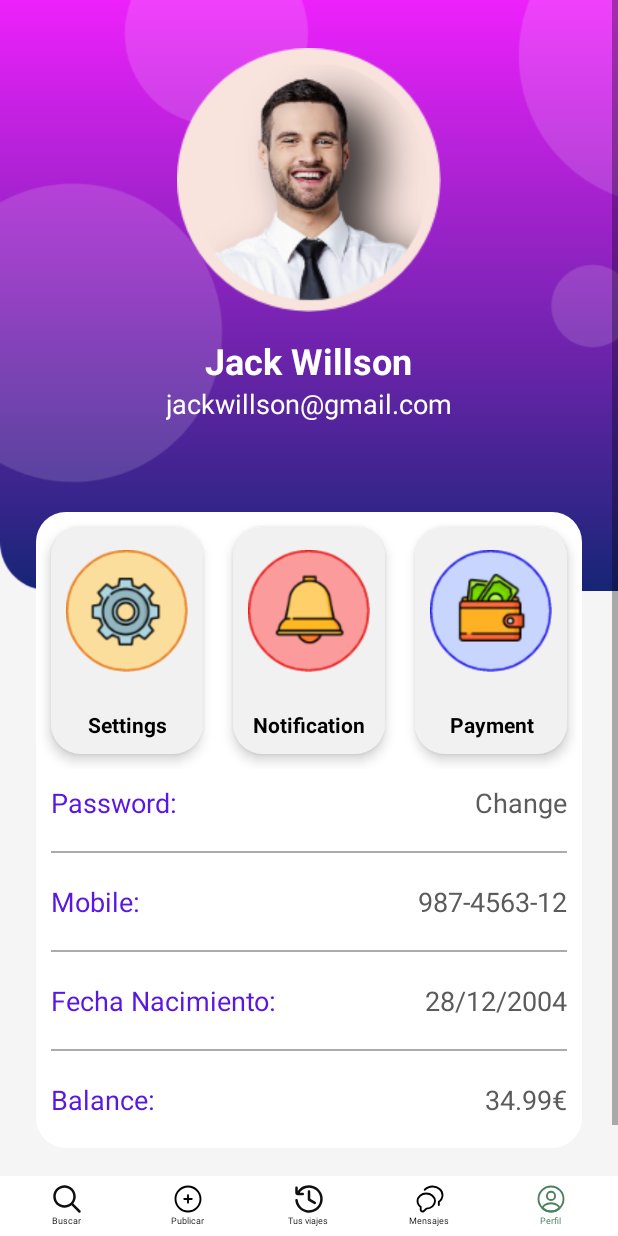
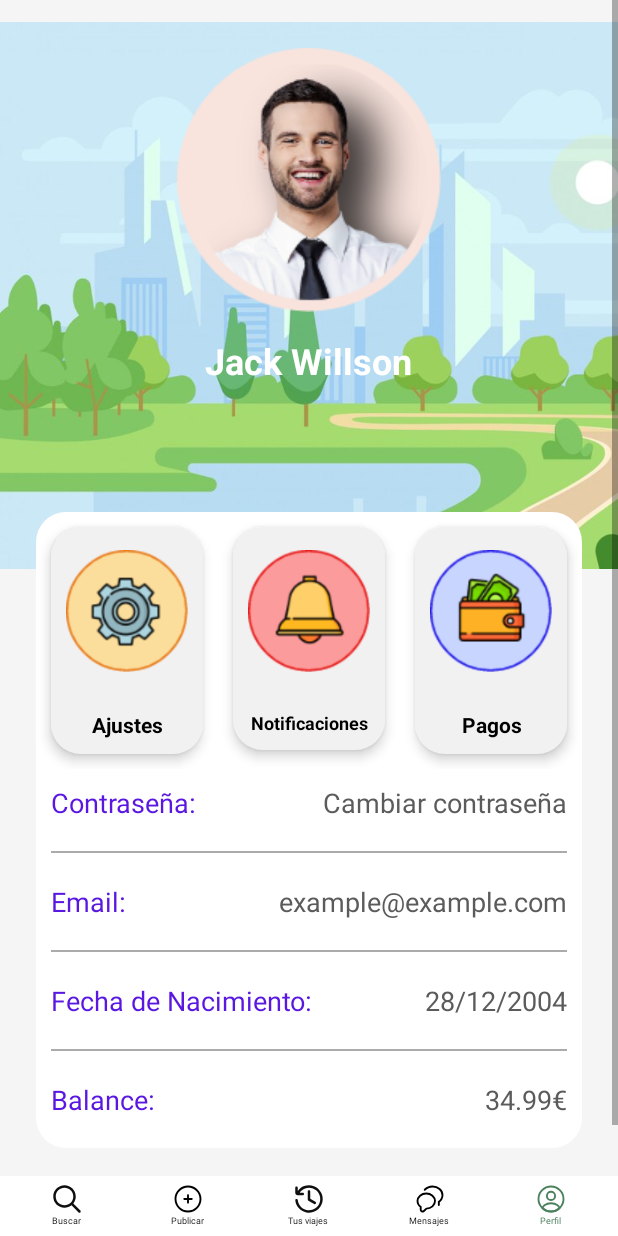
Before and after one commit to 14748/CarMateAndGo, an Android app built with Jetpack Compose: the ProfileActivity screen opened directly, with no data from a screen before it, on a phone screen of 412 x 824 dp. Run offline under Robolectric (Android 15) with nearby library versions, the phone set to English and light mode, and no system bars; 3 statements that could not run were skipped.

Commit message:
ADD profile screen

```diff
--- a/app/src/main/java/org/cuatrovientos/blablacar/activities/MainActivity.java
+++ b/app/src/main/java/org/cuatrovientos/blablacar/activities/MainActivity.java
@@ -74,6 +74,7 @@ import java.util.concurrent.Executors;
 
 import okhttp3.MediaType;
 import okhttp3.RequestBody;
+import okhttp3.internal.Util;
 import retrofit2.Response;
 import retrofit2.Retrofit;
 import retrofit2.converter.gson.GsonConverterFactory;
--- a/app/src/main/java/org/cuatrovientos/blablacar/activities/ProfileActivity.java
+++ b/app/src/main/java/org/cuatrovientos/blablacar/activities/ProfileActivity.java
@@ -4,31 +4,44 @@ import androidx.appcompat.app.AppCompatActivity;
 
 import android.content.Intent;
 import android.os.Bundle;
+import android.widget.Button;
 import android.widget.ImageButton;
+import android.widget.TextView;
 
 import org.cuatrovientos.blablacar.R;
+import org.cuatrovientos.blablacar.UserManager;
+import org.cuatrovientos.blablacar.activities.login.MainScreen;
+import org.cuatrovientos.blablacar.models.User;
 
 public class ProfileActivity extends AppCompatActivity {
+
+    private User currentUser;
     private ImageButton btnSearch;
     private ImageButton btnPublish;
-    private ImageButton btnHistory;
-    private ImageButton btnMessages;
-    private ImageButton btnProfile;
+    private Button btnEditPerfil;
+    private TextView nombre;
+    private TextView email;
+    private TextView fechaNacimiento;
+    private TextView balance;
     @Override
     protected void onCreate(Bundle savedInstanceState) {
         super.onCreate(savedInstanceState);
         setContentView(R.layout.activity_profile);
 
+        // Si no hay user loggeado te manda a la pantalla de LogIn
+        currentUser = UserManager.getCurrentUser();
+        if (currentUser == null){
+            Intent intent = new Intent(ProfileActivity.this, MainScreen.class);
+            startActivity(intent);
+        }
+
         btnSearch = findViewById(R.id.btnSearch);
         btnPublish = findViewById(R.id.btnPublish);
-        btnHistory = findViewById(R.id.btnHistory);
-        btnMessages = findViewById(R.id.btnMessages);
-        btnProfile = findViewById(R.id.btnProfile);
+        btnEditPerfil = findViewById(R.id.btnEditPerfil);
 
         btnSearch.setOnClickListener(view -> {
             /*
-            Intent searchIntent = new Intent(this, Search.class);
-            startActivity(searchIntent);
+            TODO: redirigir a la pantalla de buscar
              */
         });
 
@@ -37,25 +50,20 @@ public class ProfileActivity extends AppCompatActivity {
             startActivity(publishIntent);
         });
 
-        btnHistory.setOnClickListener(view -> {
-            /*
-            Intent historyIntent = new Intent(this, HistoryActivity.class);
-            startActivity(historyIntent);
-             */
+        btnEditPerfil.setOnClickListener(view -> {
+            // TODO: enviar a pantalla para editar o abrir dialog
+            Intent intent = new Intent(this, MainActivity.class);
+            startActivity(intent);
         });
 
-        btnMessages.setOnClickListener(view -> {
-            /*
-            Intent messagesIntent = new Intent(this, MessagesActivity.class);
-            startActivity(messagesIntent);
-             */
-        });
-
-        btnProfile.setOnClickListener(view -> {
-
-            Intent profileIntent = new Intent(this, ProfileActivity.class);
-            startActivity(profileIntent);
-
-        });
+        nombre = findViewById(R.id.textViewNombre);
+        email = findViewById(R.id.btnEmail);
+        fechaNacimiento = findViewById(R.id.btnFechaNacimiento);
+        balance = findViewById(R.id.btnBalance);
+        nombre.setText(currentUser.getName() + " " + currentUser.getLastName());
+        email.setText(currentUser.getEmail());
+        fechaNacimiento.setText(currentUser.getBirthDate().getDate() + "/" + (currentUser.getBirthDate().getMonth()+1) + "/" + currentUser.getBirthDate().getYear());
+        // TODO: completar cuando esté implementado el balance
+        // balance.setText(currentUser.getBalance());
     }
 }
--- a/app/src/main/java/org/cuatrovientos/blablacar/activities/login/LogIn.java
+++ b/app/src/main/java/org/cuatrovientos/blablacar/activities/login/LogIn.java
@@ -39,7 +39,6 @@ public class LogIn extends AppCompatActivity {
             btnIniciarSesion.setOnClickListener(v -> {
                 String email = edtxtEmail.getText().toString();
                 String password = edtxtContrasenha.getText().toString();
-
                 if (email.isEmpty() || password.isEmpty()) {
                     showErrors("Los campos no pueden estar vacíos");
                     return;
--- a/app/src/main/res/layout/activity_main_screen.xml
+++ b/app/src/main/res/layout/activity_main_screen.xml
@@ -75,7 +75,7 @@
     </androidx.constraintlayout.widget.ConstraintLayout>
 
     <TextView
-        android:id="@+id/textView"
+        android:id="@+id/textViewNombre"
         android:layout_width="334dp"
         android:layout_height="76dp"
         android:layout_marginTop="308dp"
--- a/app/src/main/res/layout/activity_profile.xml
+++ b/app/src/main/res/layout/activity_profile.xml
@@ -1,19 +1,18 @@
 <?xml version="1.0" encoding="utf-8"?>
-<androidx.constraintlayout.widget.ConstraintLayout xmlns:android="http://schemas.android.com/apk/res/android"
+<androidx.constraintlayout.widget.ConstraintLayout
+    xmlns:android="http://schemas.android.com/apk/res/android"
     xmlns:app="http://schemas.android.com/apk/res-auto"
     xmlns:tools="http://schemas.android.com/tools"
     android:layout_width="match_parent"
     android:layout_height="match_parent"
     android:background="#f5f5f5"
     tools:context=".activities.ProfileActivity">
-<androidx.core.widget.NestedScrollView xmlns:android="http://schemas.android.com/apk/res/android"
-    xmlns:app="http://schemas.android.com/apk/res-auto"
-    xmlns:tools="http://schemas.android.com/tools"
+<androidx.core.widget.NestedScrollView
     android:layout_width="match_parent"
     android:layout_height="match_parent"
     android:fillViewport="true"
     android:scrollbars="vertical">
-<androidx.constraintlayout.widget.ConstraintLayout xmlns:android="http://schemas.android.com/apk/res/android"
+<androidx.constraintlayout.widget.ConstraintLayout
     android:layout_width="match_parent"
     android:layout_height="match_parent">
 
@@ -25,7 +24,7 @@
         app:layout_constraintHorizontal_bias="0.0"
         app:layout_constraintStart_toStartOf="parent"
         app:layout_constraintTop_toTopOf="parent"
-        app:srcCompat="@drawable/top_background" />
+        app:srcCompat="@drawable/cloudslandscape" />
 
     <ImageView
         android:id="@+id/imageView2"
@@ -38,7 +37,7 @@
         app:srcCompat="@drawable/profile" />
 
     <TextView
-        android:id="@+id/textView"
+        android:id="@+id/textViewNombre"
         android:layout_width="wrap_content"
         android:layout_height="wrap_content"
         android:layout_marginTop="16dp"
@@ -55,12 +54,12 @@
         android:id="@+id/textView2"
         android:layout_width="wrap_content"
         android:layout_height="wrap_content"
-        android:text="jackwillson@gmail.com"
+        android:text=""
         android:textColor="#ffffff"
         android:textSize="18sp"
-        app:layout_constraintEnd_toEndOf="@+id/textView"
-        app:layout_constraintStart_toStartOf="@+id/textView"
-        app:layout_constraintTop_toBottomOf="@+id/textView" />
+        app:layout_constraintEnd_toEndOf="@+id/textViewNombre"
+        app:layout_constraintStart_toStartOf="@+id/textViewNombre"
+        app:layout_constraintTop_toBottomOf="@+id/textViewNombre" />
 
     <LinearLayout
         android:id="@+id/linearLayout"
@@ -91,18 +90,18 @@
                 android:orientation="vertical">
 
                 <ImageView
-                    android:id="@+id/imageView3"
+                    android:id="@+id/imageAjustes"
                     android:layout_width="match_parent"
                     android:layout_height="wrap_content"
                     android:layout_margin="10dp"
                     app:srcCompat="@drawable/ic_1" />
 
                 <TextView
-                    android:id="@+id/textView3"
+                    android:id="@+id/textAjustes"
                     android:layout_width="match_parent"
                     android:layout_height="wrap_content"
                     android:layout_margin="10dp"
-                    android:text="Settings"
+                    android:text="Ajustes"
                     android:textAlignment="center"
                     android:textColor="#000000"
                     android:textSize="14sp"
@@ -120,21 +119,21 @@
                 android:orientation="vertical">
 
                 <ImageView
-                    android:id="@+id/imageView3"
+                    android:id="@+id/imageNotificaciones"
                     android:layout_width="match_parent"
                     android:layout_height="wrap_content"
                     android:layout_margin="10dp"
                     app:srcCompat="@drawable/ic_2" />
 
                 <TextView
-                    android:id="@+id/textView3"
+                    android:id="@+id/textNotificaciones"
                     android:layout_width="match_parent"
                     android:layout_height="wrap_content"
                     android:layout_margin="10dp"
-                    android:text="Notification"
+                    android:text="Notificaciones"
                     android:textAlignment="center"
                     android:textColor="#000000"
-                    android:textSize="14sp"
+                    android:textSize="12sp"
                     android:textStyle="bold" />
             </LinearLayout>
 
@@ -148,18 +147,18 @@
                 android:orientation="vertical">
 
                 <ImageView
-                    android:id="@+id/imageView3"
+                    android:id="@+id/imagePagos"
                     android:layout_width="match_parent"
                     android:layout_height="wrap_content"
                     android:layout_margin="10dp"
                     app:srcCompat="@drawable/ic_3" />
 
                 <TextView
-                    android:id="@+id/textView3"
+                    android:id="@+id/textPagos"
                     android:layout_width="match_parent"
                     android:layout_height="wrap_content"
                     android:layout_margin="10dp"
-                    android:text="Payment"
+                    android:text="Pagos"
                     android:textAlignment="center"
                     android:textColor="#000000"
                     android:textSize="14sp"
@@ -174,20 +173,20 @@
             android:orientation="horizontal">
 
             <TextView
-                android:id="@+id/textView5"
+                android:id="@+id/textPassword"
                 android:layout_width="wrap_content"
                 android:layout_height="wrap_content"
                 android:layout_weight="1"
-                android:text="Password:"
+                android:text="Contraseña:"
                 android:textColor="#5917e1"
                 android:textSize="18sp" />
 
             <TextView
-                android:id="@+id/textView4"
+                android:id="@+id/btnChangePassword"
                 android:layout_width="wrap_content"
                 android:layout_height="wrap_content"
                 android:layout_weight="1"
-                android:text="Change"
+                android:text="Cambiar contraseña"
                 android:textAlignment="viewEnd"
                 android:textColor="#5b5b5b"
                 android:textSize="18sp" />
@@ -208,20 +207,20 @@
             android:orientation="horizontal">
 
             <TextView
-                android:id="@+id/textView5"
+                android:id="@+id/textEmail"
                 android:layout_width="wrap_content"
                 android:layout_height="wrap_content"
                 android:layout_weight="1"
-                android:text="Mobile:"
+                android:text="Email:"
                 android:textColor="#5917e1"
                 android:textSize="18sp" />
 
             <TextView
-                android:id="@+id/textView4"
+                android:id="@+id/btnEmail"
                 android:layout_width="wrap_content"
-                android:layout_height="wrap_content"
+                android:layout_height="match_parent"
                 android:layout_weight="1"
-                android:text="987-4563-12"
+                android:text="example@example.com"
                 android:textAlignment="viewEnd"
                 android:textColor="#5b5b5b"
                 android:textSize="18sp" />
@@ -242,16 +241,16 @@
             android:orientation="horizontal">
 
             <TextView
-                android:id="@+id/textView5"
+                android:id="@+id/textFechaNacimiento"
                 android:layout_width="wrap_content"
                 android:layout_height="wrap_content"
                 android:layout_weight="1"
-                android:text="Fecha Nacimiento:"
+                android:text="Fecha de Nacimiento:"
                 android:textColor="#5917e1"
                 android:textSize="18sp" />
 
             <TextView
-                android:id="@+id/textView4"
+                android:id="@+id/btnFechaNacimiento"
                 android:layout_width="wrap_content"
                 android:layout_height="wrap_content"
                 android:layout_weight="1"
@@ -276,7 +275,7 @@
             android:orientation="horizontal">
 
             <TextView
-                android:id="@+id/textView5"
+                android:id="@+id/textBalance"
                 android:layout_width="wrap_content"
                 android:layout_height="wrap_content"
                 android:layout_weight="1"
@@ -285,7 +284,7 @@
                 android:textSize="18sp" />
 
             <TextView
-                android:id="@+id/textView4"
+                android:id="@+id/btnBalance"
                 android:layout_width="wrap_content"
                 android:layout_height="wrap_content"
                 android:layout_weight="1"
@@ -304,12 +303,12 @@
     </LinearLayout>
 
     <Button
-        android:id="@+id/button2"
+        android:id="@+id/btnEditPerfil"
         android:layout_width="0dp"
         android:layout_height="50dp"
-        android:background="@drawable/button_background"
+        android:background="@drawable/btn_background"
         android:gravity="center"
-        android:text="Edit Profile"
+        android:text="Editar Perfil"
         android:textColor="#ffffff"
         android:textSize="18sp"
         android:textStyle="bold"
--- a/app/src/main/res/layout/activity_register_email.xml
+++ b/app/src/main/res/layout/activity_register_email.xml
@@ -59,7 +59,7 @@
         tools:ignore="TouchTargetSizeCheck,VisualLintTextFieldSize" />
 
     <TextView
-        android:id="@+id/textView4"
+        android:id="@+id/btnChangePassword"
         android:layout_width="306dp"
         android:layout_height="83dp"
         android:layout_marginStart="24dp"
@@ -83,9 +83,9 @@
         android:buttonTint="#0436C0"
         android:text="@string/whiteString"
         android:textColor="#000000"
-        app:layout_constraintBottom_toBottomOf="@+id/textView4"
+        app:layout_constraintBottom_toBottomOf="@+id/btnChangePassword"
         app:layout_constraintEnd_toEndOf="parent"
-        app:layout_constraintTop_toTopOf="@+id/textView4" />
+        app:layout_constraintTop_toTopOf="@+id/btnChangePassword" />
 
     <TextView
         android:id="@+id/textView5"
@@ -100,7 +100,7 @@
         android:textSize="12sp"
         app:layout_constraintEnd_toEndOf="parent"
         app:layout_constraintStart_toStartOf="parent"
-        app:layout_constraintTop_toBottomOf="@+id/textView4"
+        app:layout_constraintTop_toBottomOf="@+id/btnChangePassword"
         tools:ignore="VisualLintLongText" />
 
     <ImageButton
```
